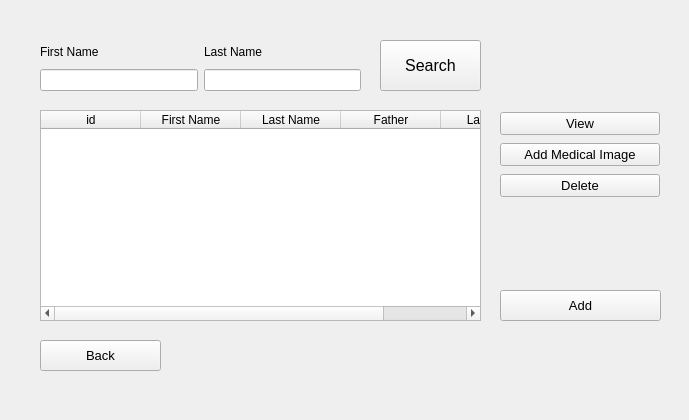
khaleddallah/PulseProject, file s1.ui: the form before one commit.
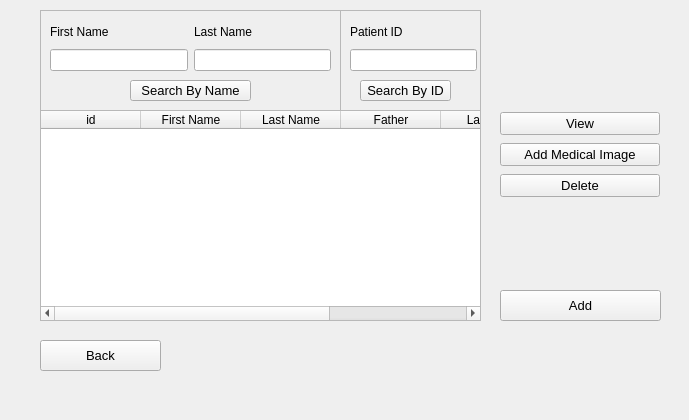
The form after the commit.

Commit message: Add SearchName and SearchId

```diff
--- a/s1.ui
+++ b/s1.ui
@@ -115,24 +115,6 @@
      </item>
     </layout>
    </widget>
-   <widget class="QPushButton" name="Search1">
-    <property name="geometry">
-     <rect>
-      <x>380</x>
-      <y>40</y>
-      <width>101</width>
-      <height>51</height>
-     </rect>
-    </property>
-    <property name="font">
-     <font>
-      <pointsize>12</pointsize>
-     </font>
-    </property>
-    <property name="text">
-     <string>Search</string>
-    </property>
-   </widget>
    <widget class="QPushButton" name="Back1">
     <property name="geometry">
      <rect>
@@ -151,46 +133,6 @@
      <string>Back</string>
     </property>
    </widget>
-   <widget class="QWidget" name="horizontalLayoutWidget">
-    <property name="geometry">
-     <rect>
-      <x>40</x>
-      <y>40</y>
-      <width>321</width>
-      <height>51</height>
-     </rect>
-    </property>
-    <layout class="QHBoxLayout" name="Name_HL1">
-     <item>
-      <layout class="QVBoxLayout" name="First_Name_VL1">
-       <item>
-        <widget class="QLabel" name="FirstName1">
-         <property name="text">
-          <string>First Name</string>
-         </property>
-        </widget>
-       </item>
-       <item>
-        <widget class="QLineEdit" name="FirstNameBox1"/>
-       </item>
-      </layout>
-     </item>
-     <item>
-      <layout class="QVBoxLayout" name="Last_Name_VL1">
-       <item>
-        <widget class="QLabel" name="LastName1">
-         <property name="text">
-          <string>Last Name</string>
-         </property>
-        </widget>
-       </item>
-       <item>
-        <widget class="QLineEdit" name="LastNameBox1"/>
-       </item>
-      </layout>
-     </item>
-    </layout>
-   </widget>
    <widget class="QPushButton" name="Add1">
     <property name="geometry">
      <rect>
@@ -223,29 +165,167 @@
     </property>
     <column>
      <property name="text">
-      <string>id</string>
+      <string>  id  </string>
      </property>
     </column>
     <column>
      <property name="text">
-      <string>First Name</string>
+      <string>  First Name  </string>
      </property>
     </column>
     <column>
      <property name="text">
-      <string>Last Name</string>
+      <string>  Last Name  </string>
      </property>
     </column>
     <column>
      <property name="text">
-      <string>Father</string>
+      <string>   Father   </string>
      </property>
     </column>
     <column>
      <property name="text">
-      <string>Last Visit</string>
+      <string>  Last Visit  </string>
      </property>
     </column>
+    <column>
+     <property name="text">
+      <string>  BirthDate</string>
+     </property>
+    </column>
+   </widget>
+   <widget class="QFrame" name="frame1">
+    <property name="geometry">
+     <rect>
+      <x>40</x>
+      <y>10</y>
+      <width>301</width>
+      <height>101</height>
+     </rect>
+    </property>
+    <property name="styleSheet">
+     <string notr="true">border-color: rgb(62, 61, 57);</string>
+    </property>
+    <property name="frameShape">
+     <enum>QFrame::StyledPanel</enum>
+    </property>
+    <property name="frameShadow">
+     <enum>QFrame::Raised</enum>
+    </property>
+    <widget class="QWidget" name="horizontalLayoutWidget">
+     <property name="geometry">
+      <rect>
+       <x>10</x>
+       <y>10</y>
+       <width>281</width>
+       <height>51</height>
+      </rect>
+     </property>
+     <layout class="QHBoxLayout" name="Name_HL1">
+      <item>
+       <layout class="QVBoxLayout" name="First_Name_VL1">
+        <item>
+         <widget class="QLabel" name="FirstName1">
+          <property name="text">
+           <string>First Name</string>
+          </property>
+         </widget>
+        </item>
+        <item>
+         <widget class="QLineEdit" name="FirstNameBox1"/>
+        </item>
+       </layout>
+      </item>
+      <item>
+       <layout class="QVBoxLayout" name="Last_Name_VL1">
+        <item>
+         <widget class="QLabel" name="LastName1">
+          <property name="text">
+           <string>Last Name</string>
+          </property>
+         </widget>
+        </item>
+        <item>
+         <widget class="QLineEdit" name="LastNameBox1"/>
+        </item>
+       </layout>
+      </item>
+     </layout>
+    </widget>
+    <widget class="QPushButton" name="Search1">
+     <property name="geometry">
+      <rect>
+       <x>90</x>
+       <y>70</y>
+       <width>121</width>
+       <height>21</height>
+      </rect>
+     </property>
+     <property name="font">
+      <font>
+       <pointsize>10</pointsize>
+      </font>
+     </property>
+     <property name="text">
+      <string>Search By Name</string>
+     </property>
+    </widget>
+   </widget>
+   <widget class="QFrame" name="frameId1">
+    <property name="geometry">
+     <rect>
+      <x>340</x>
+      <y>10</y>
+      <width>141</width>
+      <height>101</height>
+     </rect>
+    </property>
+    <property name="frameShape">
+     <enum>QFrame::StyledPanel</enum>
+    </property>
+    <property name="frameShadow">
+     <enum>QFrame::Raised</enum>
+    </property>
+    <widget class="QWidget" name="layoutWidget">
+     <property name="geometry">
+      <rect>
+       <x>10</x>
+       <y>10</y>
+       <width>127</width>
+       <height>51</height>
+      </rect>
+     </property>
+     <layout class="QVBoxLayout" name="Last_Name_VL1_2">
+      <item>
+       <widget class="QLabel" name="LastName1_2">
+        <property name="text">
+         <string>Patient ID</string>
+        </property>
+       </widget>
+      </item>
+      <item>
+       <widget class="QLineEdit" name="IdBox1"/>
+      </item>
+     </layout>
+    </widget>
+    <widget class="QPushButton" name="SearchById1">
+     <property name="geometry">
+      <rect>
+       <x>20</x>
+       <y>70</y>
+       <width>91</width>
+       <height>21</height>
+      </rect>
+     </property>
+     <property name="font">
+      <font>
+       <pointsize>10</pointsize>
+      </font>
+     </property>
+     <property name="text">
+      <string>Search By ID</string>
+     </property>
+    </widget>
    </widget>
   </widget>
   <widget class="QWidget" name="NewPatient2">
```
Left out of the diff: 2 changed lines with no effect on the pictures. The commit also changes 6 other files.
